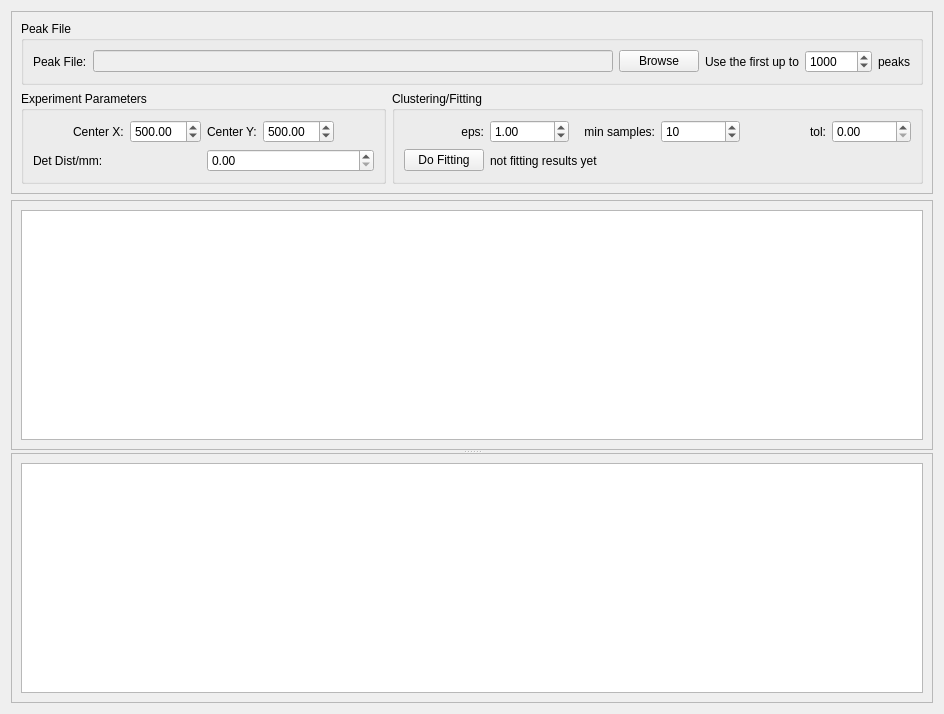
Old version of the form ui/powder_win.ui in the repository LiuLab-CSRC/ClickX.
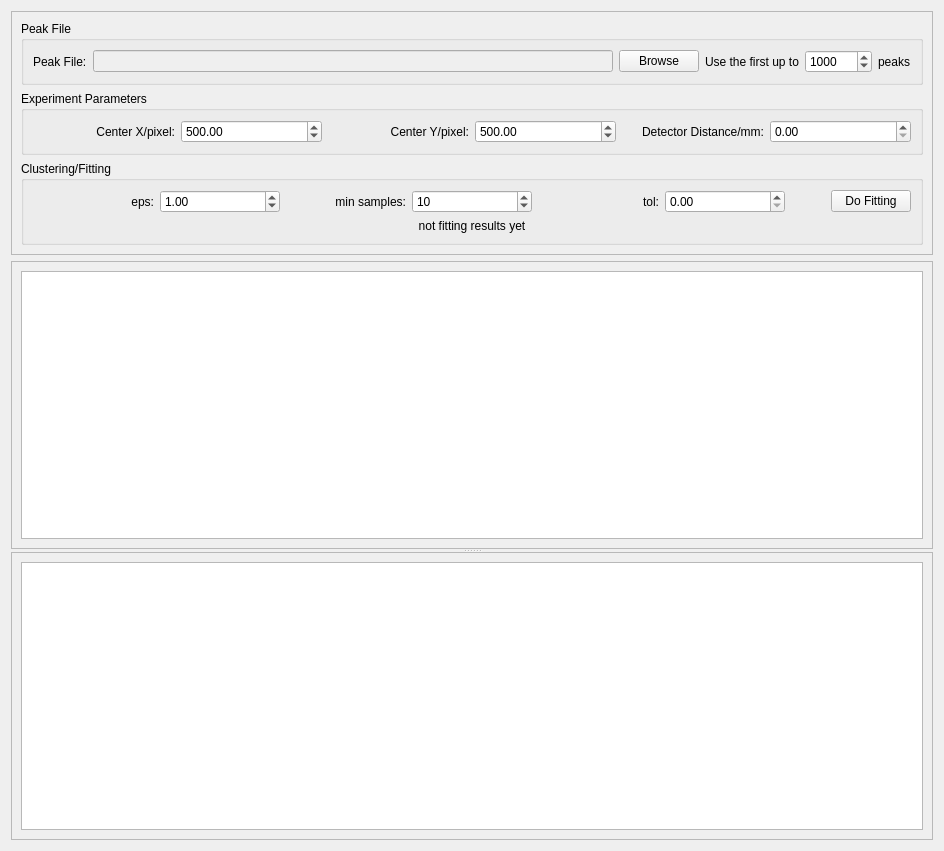
New version of the form. Custom widgets are drawn as their Qt base class.

Commit message: add powder window

What changed in the file:
```diff
--- a/ui/powder_win.ui
+++ b/ui/powder_win.ui
@@ -7,7 +7,7 @@
     <x>0</x>
     <y>0</y>
     <width>944</width>
-    <height>714</height>
+    <height>851</height>
    </rect>
   </property>
   <property name="sizePolicy">
@@ -106,36 +106,22 @@
        </widget>
       </item>
       <item>
-       <layout class="QHBoxLayout" name="horizontalLayout_27" stretch="0,1">
-        <item>
          <widget class="QGroupBox" name="groupBox_3">
           <property name="title">
            <string>Experiment Parameters</string>
           </property>
           <layout class="QVBoxLayout" name="verticalLayout">
            <item>
-            <layout class="QHBoxLayout" name="horizontalLayout_16">
-             <item>
-              <spacer name="horizontalSpacer_2">
-               <property name="orientation">
-                <enum>Qt::Horizontal</enum>
-               </property>
-               <property name="sizeHint" stdset="0">
-                <size>
-                 <width>40</width>
-                 <height>20</height>
-                </size>
-               </property>
-              </spacer>
-             </item>
-             <item>
-              <layout class="QHBoxLayout" name="horizontalLayout_15">
+          <layout class="QHBoxLayout" name="horizontalLayout_4">
                <item>
                 <layout class="QHBoxLayout" name="horizontalLayout_5">
                  <item>
                   <widget class="QLabel" name="label_4">
                    <property name="text">
-                    <string>Center X:</string>
+                <string>Center X/pixel:</string>
+               </property>
+               <property name="alignment">
+                <set>Qt::AlignRight|Qt::AlignTrailing|Qt::AlignVCenter</set>
                    </property>
                   </widget>
                  </item>
@@ -159,7 +145,10 @@
                  <item>
                   <widget class="QLabel" name="label_5">
                    <property name="text">
-                    <string>Center Y:</string>
+                <string>Center Y/pixel:</string>
+               </property>
+               <property name="alignment">
+                <set>Qt::AlignRight|Qt::AlignTrailing|Qt::AlignVCenter</set>
                    </property>
                   </widget>
                  </item>
@@ -178,44 +167,24 @@
                  </item>
                 </layout>
                </item>
-              </layout>
-             </item>
              <item>
-              <spacer name="horizontalSpacer_3">
-               <property name="orientation">
-                <enum>Qt::Horizontal</enum>
-               </property>
-               <property name="sizeHint" stdset="0">
-                <size>
-                 <width>40</width>
-                 <height>20</height>
-                </size>
-               </property>
-              </spacer>
-             </item>
-            </layout>
-           </item>
-           <item>
-            <layout class="QHBoxLayout" name="horizontalLayout_21">
-             <item>
-              <layout class="QHBoxLayout" name="horizontalLayout_17">
-               <item>
-                <layout class="QHBoxLayout" name="horizontalLayout_14">
+            <layout class="QHBoxLayout" name="horizontalLayout_3">
                  <item>
                   <widget class="QLabel" name="label_14">
                    <property name="text">
-                    <string>Det Dist/mm:</string>
+                <string>Detector Distance/mm:</string>
+               </property>
+               <property name="alignment">
+                <set>Qt::AlignRight|Qt::AlignTrailing|Qt::AlignVCenter</set>
                    </property>
                   </widget>
                  </item>
                  <item>
-                  <widget class="QDoubleSpinBox" name="det_dist_sb">
+              <widget class="QDoubleSpinBox" name="detectorDistance">
                    <property name="maximum">
                     <double>999.000000000000000</double>
                    </property>
                   </widget>
-                 </item>
-                </layout>
                </item>
               </layout>
              </item>
@@ -231,9 +200,7 @@
           </property>
           <layout class="QVBoxLayout" name="verticalLayout_2">
            <item>
-            <layout class="QHBoxLayout" name="horizontalLayout_10">
-             <item>
-              <layout class="QHBoxLayout" name="horizontalLayout_20">
+          <layout class="QHBoxLayout" name="horizontalLayout_7" stretch="1,1,1,0,0">
                <item>
                 <layout class="QHBoxLayout" name="horizontalLayout_8">
                  <item>
@@ -309,53 +276,40 @@
                  </item>
                 </layout>
                </item>
-              </layout>
-             </item>
-            </layout>
-           </item>
+           <item>
+            <spacer name="horizontalSpacer">
+             <property name="orientation">
+              <enum>Qt::Horizontal</enum>
+             </property>
+             <property name="sizeHint" stdset="0">
+              <size>
+               <width>40</width>
+               <height>20</height>
+              </size>
+             </property>
+            </spacer>
+           </item>
            <item>
-            <layout class="QHBoxLayout" name="horizontalLayout_26">
-             <item>
-              <layout class="QHBoxLayout" name="horizontalLayout_25">
-               <item>
-                <widget class="QPushButton" name="fit_btn">
+            <widget class="QPushButton" name="fittingButton">
                  <property name="text">
                   <string>Do Fitting</string>
                  </property>
                 </widget>
                </item>
+          </layout>
+         </item>
                <item>
-                <layout class="QHBoxLayout" name="horizontalLayout_12">
-                 <item>
-                  <widget class="QLabel" name="fitting_results_lb">
+          <widget class="QLabel" name="fittingResults">
                    <property name="text">
                     <string>not fitting results yet</string>
                    </property>
-                  </widget>
-                 </item>
-                </layout>
-               </item>
-              </layout>
-             </item>
-             <item>
-              <spacer name="horizontalSpacer_4">
-               <property name="orientation">
-                <enum>Qt::Horizontal</enum>
-               </property>
-               <property name="sizeHint" stdset="0">
-                <size>
-                 <width>40</width>
-                 <height>20</height>
-                </size>
-               </property>
-              </spacer>
-             </item>
-            </layout>
-           </item>
-          </layout>
+           <property name="alignment">
+            <set>Qt::AlignCenter</set>
+           </property>
          </widget>
         </item>
        </layout>
+       </widget>
       </item>
      </layout>
     </widget>
```
Left out of the diff: 16 changed lines with no effect on the pictures. Lines whose indentation alone changed are shown as unchanged. The commit also changes 5 other files.
